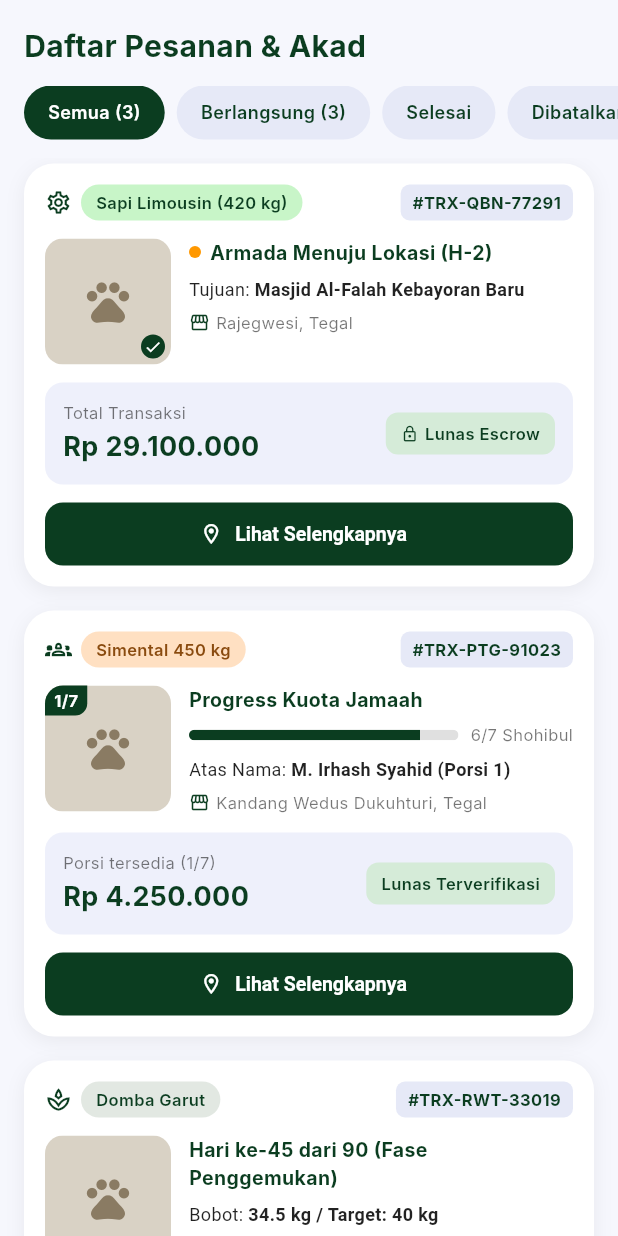
After one commit to Dhiyaulhaq-fakhri/frontend-capston-mobile, a Flutter app: the PesananPage screen opened directly, on a phone screen of 412 x 824 dp. The commit adds this screen. Run offline on Flutter 3.47's test engine with Material 3 defaults, Android fonts, the phone set to English and light mode, and no system bars; Roboto replaces fonts that are missing (Inter).

Commit message:
page pesanan

```diff
--- a/lib/main_screen.dart
+++ b/lib/main_screen.dart
@@ -1,5 +1,6 @@
 import 'package:flutter/material.dart';
 import 'package:frontend_capston/home_page.dart';
+import 'package:frontend_capston/pesanan_page.dart';
 import 'package:frontend_capston/profil_page.dart';
 import 'package:frontend_capston/menu_page.dart';
 
@@ -25,6 +26,7 @@ class _MainScreenState extends State<MainScreen> {
     const Center(child: Text("Halaman Pesanan")),
     const Center(child: Text("Halaman Akun")),
     const ProfilPage(),
+    const PesananPage(),
   ];
 
   void _onItemTapped(int index) {
--- /dev/null
+++ b/lib/pesanan_page.dart
@@ -0,0 +1,590 @@
+import 'package:flutter/material.dart';
+
+// Status pesanan, dipakai untuk filter chip
+enum OrderStatus { berlangsung, selesai, dibatalkan }
+
+// Model data satu kartu pesanan.
+// Nanti diganti dengan data dari API (fromJson).
+class _Order {
+  final OrderStatus status;
+  final String category; // contoh: "Sapi Limousin (420 kg)"
+  final IconData categoryIcon;
+  final Color categoryBg;
+  final Color categoryFg;
+  final String trxId;
+  final String title; // judul status / progress
+  final bool titleDot; // titik oranye di depan judul
+  final String detail; // "Tujuan: ...", "Atas Nama: ...", "Bobot: ..."
+  final String detailBold; // bagian tebal dari detail
+  final String location;
+  final double? progress; // 0.0 - 1.0, null = tanpa progress bar
+  final String? progressLabel; // contoh: "6/7 Shohibul"
+  final String? thumbBadge; // contoh: "1/7" (kiri atas foto)
+  final bool thumbCheck; // centang di kanan bawah foto
+  final String summaryLabel;
+  final int amount;
+  final String? badgeText; // contoh: "Lunas Escrow"
+  final IconData? badgeIcon;
+  final String? note; // teks kecil di kanan kotak ringkasan
+  final String? image; // path asset, null = placeholder
+
+  const _Order({
+    required this.status,
+    required this.category,
+    required this.categoryIcon,
+    required this.categoryBg,
+    required this.categoryFg,
+    required this.trxId,
+    required this.title,
+    this.titleDot = false,
+    required this.detail,
+    this.detailBold = '',
+    required this.location,
+    this.progress,
+    this.progressLabel,
+    this.thumbBadge,
+    this.thumbCheck = false,
+    required this.summaryLabel,
+    required this.amount,
+    this.badgeText,
+    this.badgeIcon,
+    this.note,
+    this.image,
+  });
+}
+
+class PesananPage extends StatefulWidget {
+  const PesananPage({super.key});
+
+  @override
+  State<PesananPage> createState() => _PesananPageState();
+}
+
+class _PesananPageState extends State<PesananPage> {
+  // Warna utama (disamakan dengan halaman lain)
+  final Color primaryGreen = const Color(0xFF1B5E20);
+  final Color darkGreen = const Color(0xFF0B3D20);
+  final Color softBox = const Color(0xFFEEF0FB);
+
+  // Filter yang sedang aktif: 0 Semua, 1 Berlangsung, 2 Selesai, 3 Dibatalkan
+  int _selectedFilter = 0;
+
+  // Data sementara, nanti diganti dari API
+  final List<_Order> _orders = const [
+    _Order(
+      status: OrderStatus.berlangsung,
+      category: "Sapi Limousin (420 kg)",
+      categoryIcon: Icons.settings_outlined,
+      categoryBg: Color(0xFFC8F5C8),
+      categoryFg: Color(0xFF0B3D20),
+      trxId: "#TRX-QBN-77291",
+      title: "Armada Menuju Lokasi (H-2)",
+      titleDot: true,
+      detail: "Tujuan: ",
+      detailBold: "Masjid Al-Falah Kebayoran Baru",
+      location: "Rajegwesi, Tegal",
+      thumbCheck: true,
+      summaryLabel: "Total Transaksi",
+      amount: 29100000,
+      badgeText: "Lunas Escrow",
+      badgeIcon: Icons.lock_outline,
+    ),
+    _Order(
+      status: OrderStatus.berlangsung,
+      category: "Simental 450 kg",
+      categoryIcon: Icons.groups_2_outlined,
+      categoryBg: Color(0xFFFFE0C2),
+      categoryFg: Color(0xFF8A4B0F),
+      trxId: "#TRX-PTG-91023",
+      title: "Progress Kuota Jamaah",
+      detail: "Atas Nama: ",
+      detailBold: "M. Irhash Syahid (Porsi 1)",
+      location: "Kandang Wedus Dukuhturi, Tegal",
+      progress: 6 / 7,
+      progressLabel: "6/7 Shohibul",
+      thumbBadge: "1/7",
+      summaryLabel: "Porsi tersedia (1/7)",
+      amount: 4250000,
+      badgeText: "Lunas Terverifikasi",
+    ),
+    _Order(
+      status: OrderStatus.berlangsung,
+      category: "Domba Garut",
+      categoryIcon: Icons.spa_outlined,
+      categoryBg: Color(0xFFE2E8E2),
+      categoryFg: Color(0xFF0B3D20),
+      trxId: "#TRX-RWT-33019",
+      title: "Hari ke-45 dari 90 (Fase Penggemukan)",
+      detail: "Bobot: ",
+      detailBold: "34.5 kg / Target: 40 kg",
+      location: "Kandang Wedus Pagedangan, Tegal",
+      summaryLabel: "Nilai Investasi Akad",
+      amount: 2850000,
+      note: "Termasuk Pakan &\nPerawatan 3 Bln",
+    ),
+  ];
+
+  // Daftar pesanan sesuai filter yang dipilih
+  List<_Order> get _filteredOrders {
+    switch (_selectedFilter) {
+      case 1:
+        return _orders.where((o) => o.status == OrderStatus.berlangsung).toList();
+      case 2:
+        return _orders.where((o) => o.status == OrderStatus.selesai).toList();
+      case 3:
+        return _orders.where((o) => o.status == OrderStatus.dibatalkan).toList();
+      default:
+        return _orders;
+    }
+  }
+
+  @override
+  Widget build(BuildContext context) {
+    final orders = _filteredOrders;
+
+    return Scaffold(
+      backgroundColor: const Color(0xFFF6F7FD),
+      body: SafeArea(
+        child: Column(
+          crossAxisAlignment: CrossAxisAlignment.start,
+          children: [
+            // 1. JUDUL
+            Padding(
+              padding: const EdgeInsets.fromLTRB(16, 16, 16, 12),
+              child: Text(
+                "Daftar Pesanan & Akad",
+                style: TextStyle(fontSize: 20, fontWeight: FontWeight.bold, color: darkGreen),
+              ),
+            ),
+
+            // 2. FILTER CHIP
+            _buildFilterChips(),
+            const SizedBox(height: 12),
+
+            // 3. DAFTAR KARTU (atau tampilan kosong)
+            Expanded(
+              child: orders.isEmpty
+                  ? _buildEmptyState()
+                  : ListView.separated(
+                      padding: const EdgeInsets.fromLTRB(16, 4, 16, 16),
+                      itemCount: orders.length,
+                      separatorBuilder: (context, index) => const SizedBox(height: 16),
+                      itemBuilder: (context, index) => _buildOrderCard(orders[index]),
+                    ),
+            ),
+          ],
+        ),
+      ),
+    );
+  }
+
+  // --- LOGIKA ---
+
+  // Format angka: 29100000 -> Rp 29.100.000 (tanpa package intl)
+  String _formatRupiah(int value) {
+    final text = value.toString().replaceAllMapped(
+          RegExp(r'\B(?=(\d{3})+(?!\d))'),
+          (match) => '.',
+        );
+    return "Rp $text";
+  }
+
+  // Hitung jumlah pesanan per filter (untuk angka di chip)
+  int _countFor(int filterIndex) {
+    switch (filterIndex) {
+      case 0:
+        return _orders.length;
+      case 1:
+        return _orders.where((o) => o.status == OrderStatus.berlangsung).length;
+      case 2:
+        return _orders.where((o) => o.status == OrderStatus.selesai).length;
+      default:
+        return _orders.where((o) => o.status == OrderStatus.dibatalkan).length;
+    }
+  }
+
+  // Navigasi sementara ke halaman placeholder.
+  // Ganti dengan halaman detail asli, contoh: DetailPesananPage(trxId: ...)
+  void _openDetail(_Order order) {
+    Navigator.push(
+      context,
+      MaterialPageRoute(
+        builder: (context) => _DetailPlaceholderPage(trxId: order.trxId),
+      ),
+    );
+  }
+
+  // --- WIDGET HELPER ---
+
+  // Baris filter yang bisa digeser ke samping
+  Widget _buildFilterChips() {
+    const labels = ["Semua", "Berlangsung", "Selesai", "Dibatalkan"];
+
+    return SizedBox(
+      height: 36,
+      child: ListView.separated(
+        scrollDirection: Axis.horizontal,
+        padding: const EdgeInsets.symmetric(horizontal: 16),
+        itemCount: labels.length,
+        separatorBuilder: (context, index) => const SizedBox(width: 8),
+        itemBuilder: (context, index) {
+          final bool isSelected = _selectedFilter == index;
+          final int count = _countFor(index);
+          // Angka hanya ditampilkan jika ada isinya
+          final String text = count > 0 ? "${labels[index]} ($count)" : labels[index];
+
+          return GestureDetector(
+            onTap: () => setState(() => _selectedFilter = index),
+            child: Container(
+              padding: const EdgeInsets.symmetric(horizontal: 16),
+              alignment: Alignment.center,
+              decoration: BoxDecoration(
+                color: isSelected ? darkGreen : const Color(0xFFE6E9F7),
+                borderRadius: BorderRadius.circular(20),
+              ),
+              child: Text(
+                text,
+                style: TextStyle(
+                  fontSize: 12,
+                  fontWeight: FontWeight.w600,
+                  color: isSelected ? Colors.white : darkGreen,
+                ),
+              ),
+            ),
+          );
+        },
+      ),
+    );
+  }
+
+  // Tampilan jika filter tidak punya data
+  Widget _buildEmptyState() {
+    return Center(
+      child: Column(
+        mainAxisSize: MainAxisSize.min,
+        children: [
+          Icon(Icons.receipt_long_outlined, size: 48, color: Colors.grey.shade400),
+          const SizedBox(height: 12),
+          const Text(
+            "Belum ada pesanan di sini",
+            style: TextStyle(fontSize: 13, color: Colors.black54),
+          ),
+        ],
+      ),
+    );
+  }
+
+  // Satu kartu pesanan (dipakai untuk ketiga jenis)
+  Widget _buildOrderCard(_Order order) {
+    return Container(
+      padding: const EdgeInsets.all(14),
+      decoration: BoxDecoration(
+        color: Colors.white,
+        borderRadius: BorderRadius.circular(20),
+        boxShadow: [
+          BoxShadow(
+            color: Colors.black.withValues(alpha: 0.06),
+            blurRadius: 10,
+            offset: const Offset(0, 3),
+          ),
+        ],
+      ),
+      child: Column(
+        children: [
+          // Baris atas: kategori + nomor transaksi
+          Row(
+            mainAxisAlignment: MainAxisAlignment.spaceBetween,
+            children: [
+              Flexible(child: _buildCategoryBadge(order)),
+              const SizedBox(width: 8),
+              Container(
+                padding: const EdgeInsets.symmetric(horizontal: 8, vertical: 4),
+                decoration: BoxDecoration(
+                  color: const Color(0xFFE6E9F7),
+                  borderRadius: BorderRadius.circular(6),
+                ),
+                child: Text(
+                  order.trxId,
+                  style: TextStyle(fontSize: 11, fontWeight: FontWeight.bold, color: darkGreen),
+                ),
+              ),
+            ],
+          ),
+          const SizedBox(height: 12),
+
+          // Foto + info
+          Row(
+            crossAxisAlignment: CrossAxisAlignment.start,
+            children: [
+              _buildThumbnail(order),
+              const SizedBox(width: 12),
+              Expanded(child: _buildOrderInfo(order)),
+            ],
+          ),
+          const SizedBox(height: 12),
+
+          // Kotak ringkasan nominal
+          _buildSummaryBox(order),
+          const SizedBox(height: 12),
+
+          // Tombol detail
+          SizedBox(
+            width: double.infinity,
+            height: 42,
+            child: ElevatedButton.icon(
+              onPressed: () => _openDetail(order),
+              icon: const Icon(Icons.location_on_outlined, size: 16),
+              label: const Text("Lihat Selengkapnya"),
+              style: ElevatedButton.styleFrom(
+                backgroundColor: darkGreen,
+                foregroundColor: Colors.white,
+                elevation: 0,
+                textStyle: const TextStyle(fontSize: 13, fontWeight: FontWeight.bold),
+                shape: RoundedRectangleBorder(borderRadius: BorderRadius.circular(12)),
+              ),
+            ),
+          ),
+        ],
+      ),
+    );
+  }
+
+  // Badge kategori (Sapi / Simental / Domba)
+  Widget _buildCategoryBadge(_Order order) {
+    return Row(
+      mainAxisSize: MainAxisSize.min,
+      children: [
+        Icon(order.categoryIcon, size: 18, color: darkGreen),
+        const SizedBox(width: 6),
+        Flexible(
+          child: Container(
+            padding: const EdgeInsets.symmetric(horizontal: 10, vertical: 4),
+            decoration: BoxDecoration(
+              color: order.categoryBg,
+              borderRadius: BorderRadius.circular(20),
+            ),
+            child: Text(
+              order.category,
+              maxLines: 1,
+              overflow: TextOverflow.ellipsis,
+              style: TextStyle(fontSize: 11, fontWeight: FontWeight.w600, color: order.categoryFg),
+            ),
+          ),
+        ),
+      ],
+    );
+  }
+
+  // Foto hewan. Jika belum ada gambar, tampil placeholder.
+  Widget _buildThumbnail(_Order order) {
+    return SizedBox(
+      width: 84,
+      height: 84,
+      child: Stack(
+        clipBehavior: Clip.none,
+        children: [
+          ClipRRect(
+            borderRadius: BorderRadius.circular(12),
+            child: order.image != null
+                ? Image.asset(order.image!, width: 84, height: 84, fit: BoxFit.cover)
+                : Container(
+                    width: 84,
+                    height: 84,
+                    color: const Color(0xFFD9D2C5),
+                    child: const Icon(Icons.pets, size: 34, color: Color(0xFF8A7B63)),
+                  ),
+          ),
+          // Badge kuota di kiri atas
+          if (order.thumbBadge != null)
+            Positioned(
+              left: 0,
+              top: 0,
+              child: Container(
+                padding: const EdgeInsets.symmetric(horizontal: 6, vertical: 2),
+                decoration: BoxDecoration(
+                  color: darkGreen,
+                  borderRadius: const BorderRadius.only(
+                    topLeft: Radius.circular(12),
+                    bottomRight: Radius.circular(8),
+                  ),
+                ),
+                child: Text(
+                  order.thumbBadge!,
+                  style: const TextStyle(color: Colors.white, fontSize: 11, fontWeight: FontWeight.bold),
+                ),
+              ),
+            ),
+          // Centang di kanan bawah
+          if (order.thumbCheck)
+            Positioned(
+              right: 4,
+              bottom: 4,
+              child: Container(
+                padding: const EdgeInsets.all(2),
+                decoration: BoxDecoration(color: darkGreen, shape: BoxShape.circle),
+                child: const Icon(Icons.check, size: 12, color: Colors.white),
+              ),
+            ),
+        ],
+      ),
+    );
+  }
+
+  // Info di samping foto: judul, progress (opsional), detail, lokasi
+  Widget _buildOrderInfo(_Order order) {
+    return Column(
+      crossAxisAlignment: CrossAxisAlignment.start,
+      children: [
+        // Judul (dengan titik oranye jika sedang dalam perjalanan)
+        Row(
+          crossAxisAlignment: CrossAxisAlignment.start,
+          children: [
+            if (order.titleDot) ...[
+              Container(
+                width: 8,
+                height: 8,
+                margin: const EdgeInsets.only(top: 5, right: 6),
+                decoration: const BoxDecoration(color: Colors.orange, shape: BoxShape.circle),
+              ),
+            ],
+            Expanded(
+              child: Text(
+                order.title,
+                style: TextStyle(fontSize: 13, fontWeight: FontWeight.bold, color: darkGreen),
+              ),
+            ),
+          ],
+        ),
+
+        // Progress bar kuota (hanya untuk jenis patungan)
+        if (order.progress != null) ...[
+          const SizedBox(height: 6),
+          Row(
+            children: [
+              Expanded(
+                child: ClipRRect(
+                  borderRadius: BorderRadius.circular(10),
+                  child: LinearProgressIndicator(
+                    value: order.progress!.clamp(0.0, 1.0),
+                    minHeight: 7,
+                    backgroundColor: Colors.grey.shade300,
+                    valueColor: AlwaysStoppedAnimation<Color>(darkGreen),
+                  ),
+                ),
+              ),
+              const SizedBox(width: 8),
+              Text(
+                order.progressLabel ?? '',
+                style: const TextStyle(fontSize: 11, color: Colors.black54),
+              ),
+            ],
+          ),
+        ],
+        const SizedBox(height: 6),
+
+        // Detail: sebagian teks dicetak tebal
+        Text.rich(
+          TextSpan(
+            text: order.detail,
+            style: const TextStyle(fontSize: 12, color: Colors.black87),
+            children: [
+              TextSpan(
+                text: order.detailBold,
+                style: const TextStyle(fontWeight: FontWeight.bold),
+              ),
+            ],
+          ),
+        ),
+        const SizedBox(height: 6),
+
+        // Lokasi kandang
+        Row(
+          children: [
+            Icon(Icons.storefront_outlined, size: 14, color: darkGreen),
+            const SizedBox(width: 4),
+            Expanded(
+              child: Text(
+                order.location,
+                maxLines: 1,
+                overflow: TextOverflow.ellipsis,
+                style: const TextStyle(fontSize: 11, color: Colors.black54),
+              ),
+            ),
+          ],
+        ),
+      ],
+    );
+  }
+
+  // Kotak ringkasan: label + nominal, badge atau catatan di kanan
+  Widget _buildSummaryBox(_Order order) {
+    return Container(
+      width: double.infinity,
+      padding: const EdgeInsets.all(12),
+      decoration: BoxDecoration(
+        color: softBox,
+        borderRadius: BorderRadius.circular(12),
+      ),
+      child: Row(
+        mainAxisAlignment: MainAxisAlignment.spaceBetween,
+        children: [
+          Column(
+            crossAxisAlignment: CrossAxisAlignment.start,
+            children: [
+              Text(
+                order.summaryLabel,
+                style: const TextStyle(fontSize: 11, color: Colors.black54),
+              ),
+              const SizedBox(height: 2),
+              Text(
+                _formatRupiah(order.amount),
+                style: TextStyle(fontSize: 18, fontWeight: FontWeight.bold, color: darkGreen),
+              ),
+            ],
+          ),
+          if (order.badgeText != null)
+            Container(
+              padding: const EdgeInsets.symmetric(horizontal: 10, vertical: 6),
+              decoration: BoxDecoration(
+                color: const Color(0xFFD5EBD8),
+                borderRadius: BorderRadius.circular(8),
+              ),
+              child: Row(
+                mainAxisSize: MainAxisSize.min,
+                children: [
+                  if (order.badgeIcon != null) ...[
+                    Icon(order.badgeIcon, size: 12, color: darkGreen),
+                    const SizedBox(width: 4),
+                  ],
+                  Text(
+                    order.badgeText!,
+                    style: TextStyle(fontSize: 11, fontWeight: FontWeight.w600, color: darkGreen),
+                  ),
+                ],
+              ),
+            )
+          else if (order.note != null)
+            Text(
+              order.note!,
+              textAlign: TextAlign.right,
+              style: const TextStyle(fontSize: 11, color: Colors.black54),
+            ),
+        ],
+      ),
+    );
+  }
+}
+
+// Halaman sementara, hapus jika halaman detail asli sudah dibuat
+class _DetailPlaceholderPage extends StatelessWidget {
+  final String trxId;
+  const _DetailPlaceholderPage({required this.trxId});
+
+  @override
+  Widget build(BuildContext context) {
+    return Scaffold(
+      appBar: AppBar(title: Text("Detail $trxId")),
+      body: Center(child: Text("Halaman detail $trxId (belum dibuat)")),
+    );
+  }
+}
```
